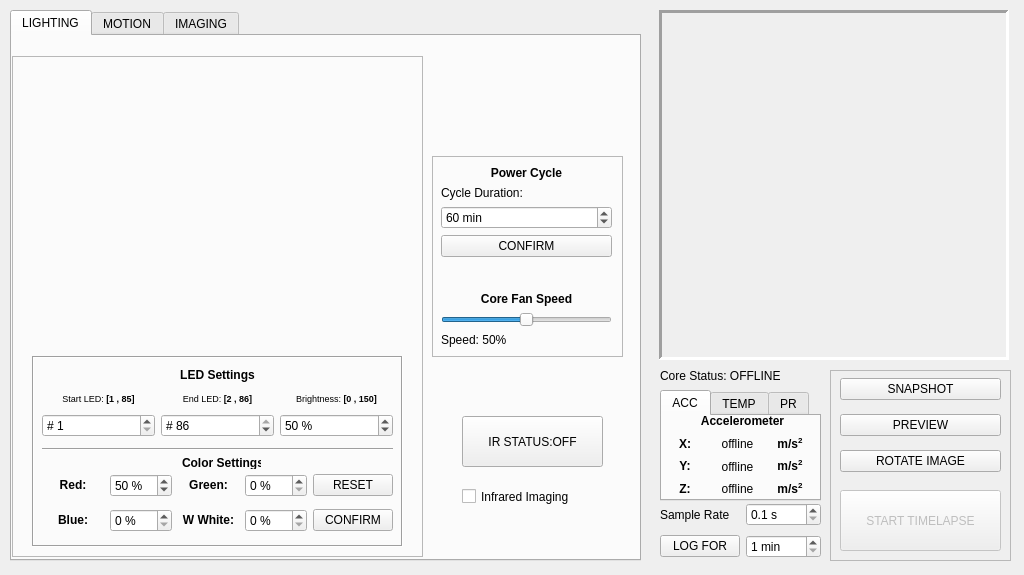
The window that _ui/Clinostat.ui (CoCl-Jerry/SciSpin_Max_Dev) describes before a commit, drawn with Qt 5.
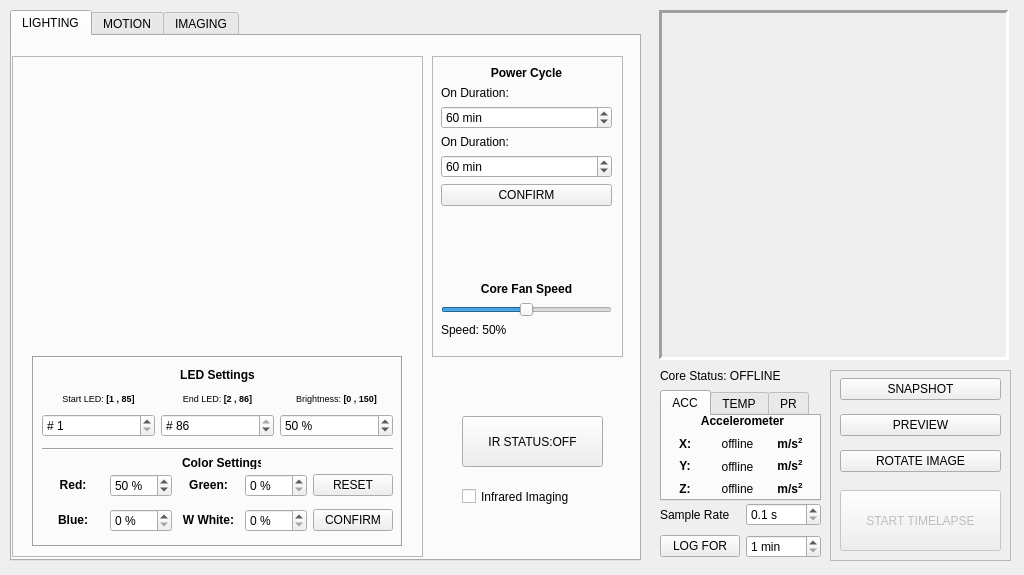
The same window after the commit. Icons and pictures are not drawn.

Diff of the .ui file:
```diff
--- a/_ui/Clinostat.ui
+++ b/_ui/Clinostat.ui
@@ -367,9 +367,9 @@
       <property name="geometry">
        <rect>
         <x>420</x>
-        <y>120</y>
+        <y>20</y>
         <width>191</width>
-        <height>201</height>
+        <height>301</height>
        </rect>
       </property>
       <property name="frameShape">
@@ -384,7 +384,7 @@
          <x>9</x>
          <y>10</y>
          <width>171</width>
-         <height>181</height>
+         <height>271</height>
         </rect>
        </property>
        <layout class="QVBoxLayout" name="verticalLayout_18">
@@ -398,12 +398,35 @@
         <item>
          <widget class="QLabel" name="Cycle_label">
           <property name="text">
-           <string>Cycle Duration:</string>
+           <string>On Duration:</string>
           </property>
          </widget>
         </item>
         <item>
-         <widget class="QSpinBox" name="powerCycle_spinBox">
+         <widget class="QSpinBox" name="onCycle_spinBox">
+          <property name="suffix">
+           <string> min</string>
+          </property>
+          <property name="minimum">
+           <number>1</number>
+          </property>
+          <property name="maximum">
+           <number>999999999</number>
+          </property>
+          <property name="value">
+           <number>60</number>
+          </property>
+         </widget>
+        </item>
+        <item>
+         <widget class="QLabel" name="Off_Cycle_label">
+          <property name="text">
+           <string>On Duration:</string>
+          </property>
+         </widget>
+        </item>
+        <item>
+         <widget class="QSpinBox" name="offCycle_spinBox">
           <property name="suffix">
            <string> min</string>
           </property>
```
Left out of the diff: 2 changed lines with no effect on the pictures.
